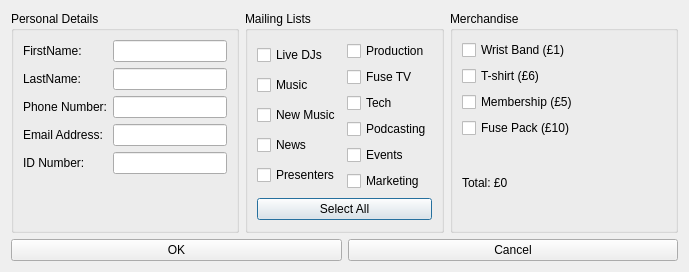
First picture: the form in userEdit.ui, repository fusefm/FuseUp, before the edit.
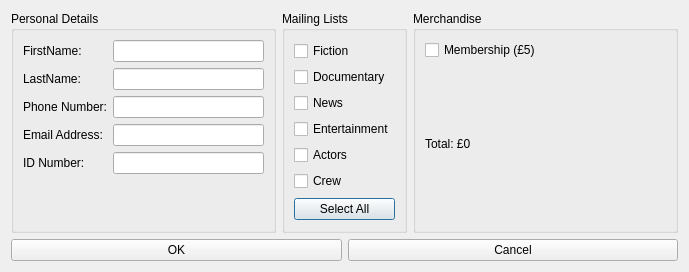
Second picture: the form after the edit. Icons and pictures are not drawn.

What changed in the file:
```diff
--- a/userEdit.ui
+++ b/userEdit.ui
@@ -92,21 +92,14 @@
             <item>
              <widget class="QCheckBox" name="DJsCheck">
               <property name="text">
-               <string>Live DJs</string>
+               <string>Fiction</string>
               </property>
              </widget>
             </item>
             <item>
              <widget class="QCheckBox" name="MusicCheck">
               <property name="text">
-               <string>Music</string>
-              </property>
-             </widget>
-            </item>
-            <item>
-             <widget class="QCheckBox" name="NewMusicCheck">
-              <property name="text">
-               <string>New Music</string>
+               <string>Documentary</string>
               </property>
              </widget>
             </item>
@@ -120,53 +113,21 @@
             <item>
              <widget class="QCheckBox" name="PresentersCheck">
               <property name="text">
-               <string>Presenters</string>
+               <string>Entertainment</string>
               </property>
              </widget>
             </item>
-           </layout>
-          </item>
-          <item>
-           <layout class="QVBoxLayout" name="verticalLayout_3">
             <item>
-             <widget class="QCheckBox" name="ProductionCheck">
+             <widget class="QCheckBox" name="ActorsCheck">
               <property name="text">
-               <string>Production</string>
+               <string>Actors</string>
               </property>
              </widget>
             </item>
             <item>
-             <widget class="QCheckBox" name="TVCheck">
+             <widget class="QCheckBox" name="CrewCheck">
               <property name="text">
-               <string>Fuse TV</string>
-              </property>
-             </widget>
-            </item>
-            <item>
-             <widget class="QCheckBox" name="TechCheck">
-              <property name="text">
-               <string>Tech</string>
-              </property>
-             </widget>
-            </item>
-            <item>
-             <widget class="QCheckBox" name="PodcastingCheck">
-              <property name="text">
-               <string>Podcasting</string>
-              </property>
-             </widget>
-            </item>
-            <item>
-             <widget class="QCheckBox" name="EventsCheck">
-              <property name="text">
-               <string>Events</string>
-              </property>
-             </widget>
-            </item>
-            <item>
-             <widget class="QCheckBox" name="MarketingCheck">
-              <property name="text">
-               <string>Marketing</string>
+               <string>Crew</string>
               </property>
              </widget>
             </item>
@@ -190,20 +151,6 @@
         <string>Merchandise</string>
        </property>
        <layout class="QVBoxLayout" name="verticalLayout_4">
-        <item>
-         <widget class="QCheckBox" name="WristBandCheck">
-          <property name="text">
-           <string>Wrist Band (£1)</string>
-          </property>
-         </widget>
-        </item>
-        <item>
-         <widget class="QCheckBox" name="TShirtCheck">
-          <property name="text">
-           <string>T-shirt (£6)</string>
-          </property>
-         </widget>
-        </item>
         <item>
          <widget class="QCheckBox" name="MembershipCheck">
           <property name="text">
@@ -211,13 +158,6 @@
           </property>
          </widget>
         </item>
-        <item>
-         <widget class="QCheckBox" name="FusePackCheck">
-          <property name="text">
-           <string>Fuse Pack (£10)</string>
-          </property>
-         </widget>
-        </item>
         <item>
          <widget class="QLabel" name="TotalLabel">
           <property name="styleSheet">
```
Left out of the diff: 6 changed lines with no effect on the pictures.
